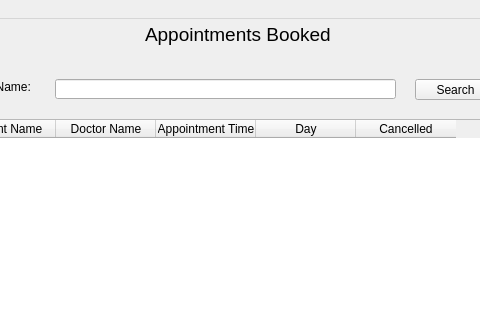
Old version of the form updated_appointments.ui in the repository fakehafaisal/db_project; both pictures show x 95 to 575 and y 0 to 320 of the 673 by 450 pixel window.
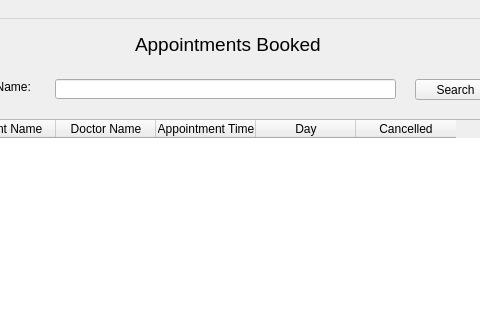
New version of the form.

The edit to the form file:
```diff
--- a/updated_appointments.ui
+++ b/updated_appointments.ui
@@ -55,8 +55,8 @@
    <widget class="QLabel" name="label">
     <property name="geometry">
      <rect>
-      <x>240</x>
-      <y>0</y>
+      <x>230</x>
+      <y>10</y>
       <width>201</width>
       <height>31</height>
      </rect>
```
